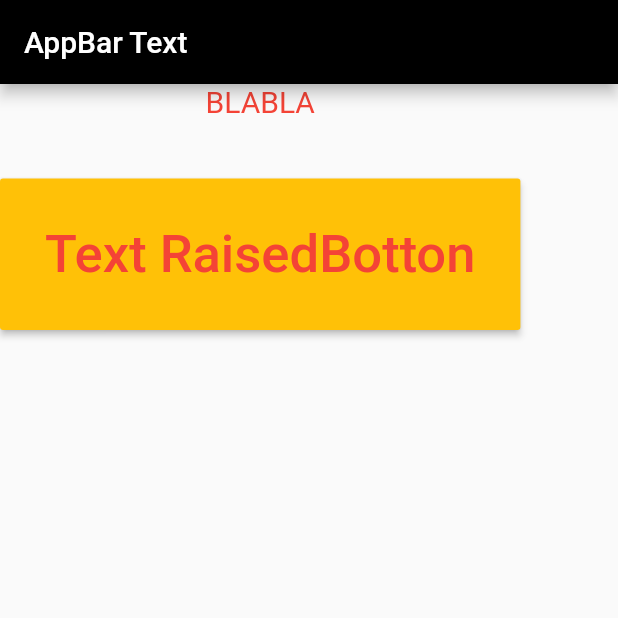
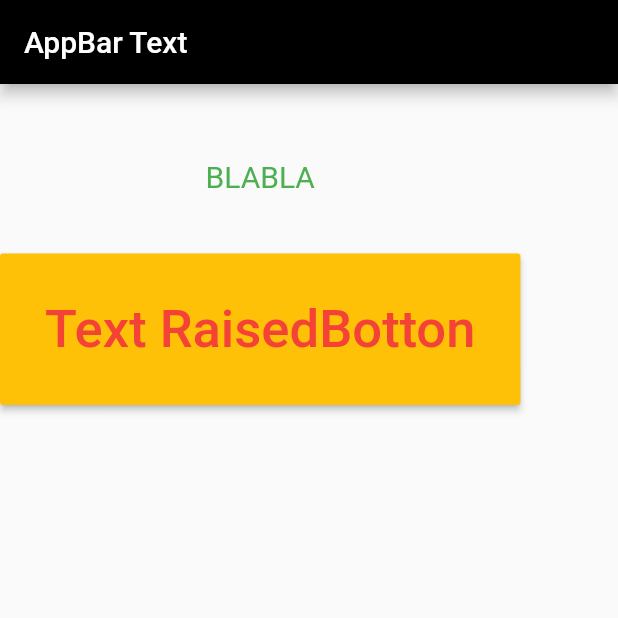
Before and after one commit to Devsaci/flutter2basic, a Flutter app: the screen it shows after launch, on a phone screen of 412 x 824 dp, the top half of it. Run offline on Flutter 3.47's test engine with Material 2 defaults, Android fonts, the phone set to English and light mode, and no system bars.

```diff
--- a/lib/main.dart
+++ b/lib/main.dart
@@ -16,7 +16,7 @@ class _MyAppState extends State<MyApp> {
   void onPressedFunction() {
     setState(() {
       str = "Hello";
-      colorAppBar=Colors.yellow;
+      colorAppBar = Colors.yellow;
     });
   }
 
@@ -36,9 +36,12 @@ class _MyAppState extends State<MyApp> {
             ),
             body: Column(
               children: <Widget>[
+                SizedBox(
+                  height: 50,
+                ),
                 Text(
                   str,
-                  style: TextStyle(color: Colors.red, fontSize: 20),
+                  style: TextStyle(color: Colors.green, fontSize: 20),
                 ),
                 SizedBox(height: 40),
                 RaisedButton(
```
